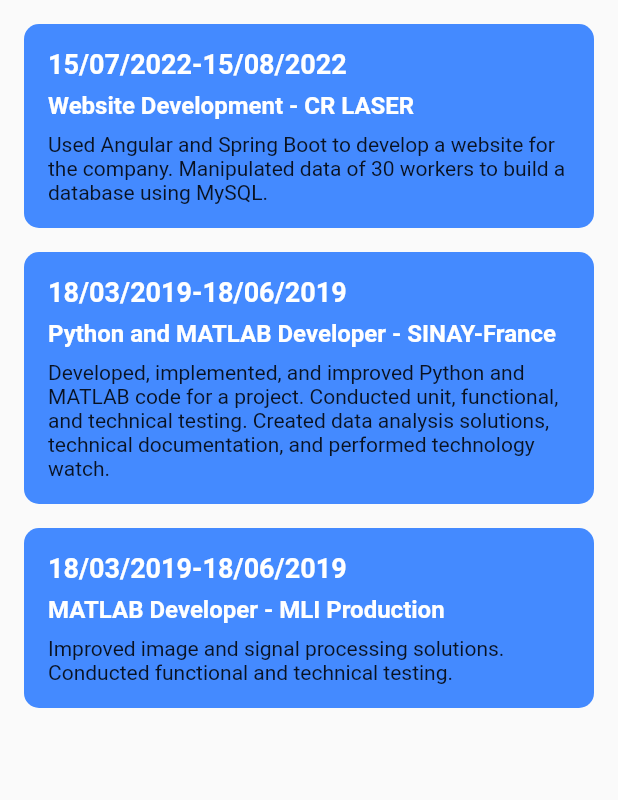
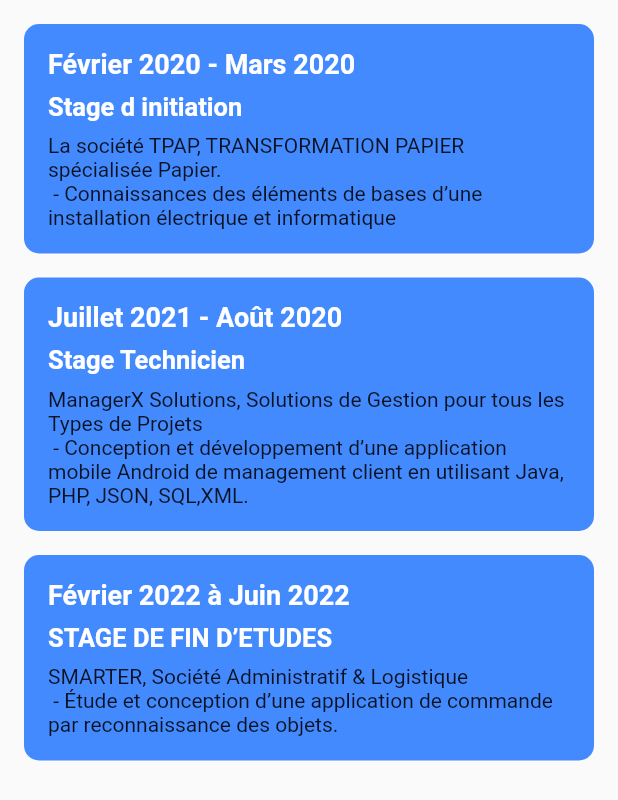
Before and after one commit to oussemanaffetyy/My-Cv-Firebase, a Flutter app: the Experience screen opened directly, on a phone screen of 412 x 824 dp. Shown: the top 800 px of the screen. Run offline on Flutter 3.47's test engine with Material 2 defaults, Android fonts, the phone set to English and light mode, and no system bars; our stand-ins replace easy_splash_screen, firebase_auth, firebase_core, font_awesome_flutter, google_maps_flutter, shared_preferences; accounts and stored records are empty.

Commit message:
code f 01

```diff
--- a/lib/pages/EducationPage.dart
+++ b/lib/pages/EducationPage.dart
@@ -4,8 +4,11 @@
   @override
   Widget build(BuildContext context) {
     return Scaffold(
+
       body: SingleChildScrollView(
+
         padding: const EdgeInsets.all(16.0),
+
         child: Column(
           crossAxisAlignment: CrossAxisAlignment.start,
           children: [
@@ -15,18 +18,18 @@
             ),
             const SizedBox(height: 16.0),
             _buildEducationItem(
-              '2021-PRESENT',
-              '2nd Year Computer Engineering - IIT',
+              '2023 - Master professionnel',
+              'Développement des Systèmes Informatiques et Réseaux (DSIR)',
             ),
             const SizedBox(height: 16.0),
             _buildEducationItem(
-              '2017-2019',
-              'Master in Applied Mathematics - FSS',
+              '2022 - License appliqué en technologie de l informatique',
+              'Embedded and mobile system',
             ),
             const SizedBox(height: 16.0),
             _buildEducationItem(
-              '2012-2017',
-              'Bachelor of Science in Mathematics - FSS',
+              '2019 - Baccalauréat',
+              'Baccalauréat En Informatique',
             ),
             const SizedBox(height: 32.0),
             const Text(
@@ -38,16 +41,7 @@
               'Computer Engineering',
               'Software Engineering, Decisional Informatics, Web Development, Deep Learning, Entrepreneurial Management',
             ),
-            const SizedBox(height: 16.0),
-            _buildSpecialtiesItem(
-              'Applied Mathematics',
-              'Image Processing, Signal Processing, Mathematical Morphology, Pattern Recognition, Audiovisual Production, Telecommunication',
-            ),
-            const SizedBox(height: 16.0),
-            _buildSpecialtiesItem(
-              'Mathematics',
-              'Probability, Statistics, Scientific Computation and Numerical Methods, Numerical Analysis, Linear Algebra, Integration and Differential Equations',
-            ),
+
           ],
         ),
       ),
--- a/lib/pages/ExperiencePage.dart
+++ b/lib/pages/ExperiencePage.dart
@@ -18,9 +18,10 @@
               child: Padding(
                 padding: const EdgeInsets.all(16.0),
                 child: _buildExperienceSection(
-                  '15/07/2022-15/08/2022',
-                  'Website Development - CR LASER',
-                  'Used Angular and Spring Boot to develop a website for the company. Manipulated data of 30 workers to build a database using MySQL.',
+                  'Février 2020 - Mars 2020',
+                  'Stage d initiation',
+                  'La société TPAP, TRANSFORMATION PAPIER spécialisée Papier.',
+                  ' - Connaissances des éléments de bases d’une installation électrique et informatique',
                 ),
               ),
             ),
@@ -33,9 +34,10 @@
               child: Padding(
                 padding: const EdgeInsets.all(16.0),
                 child: _buildExperienceSection(
-                  '18/03/2019-18/06/2019',
-                  'Python and MATLAB Developer - SINAY-France',
-                  'Developed, implemented, and improved Python and MATLAB code for a project. Conducted unit, functional, and technical testing. Created data analysis solutions, technical documentation, and performed technology watch.',
+                  'Juillet 2021 - Août 2020',
+                  'Stage Technicien',
+                  'ManagerX Solutions, Solutions de Gestion pour tous les Types de Projets',
+                  ' - Conception et développement d’une application mobile Android de management client en utilisant Java, PHP, JSON, SQL,XML.',
                 ),
               ),
             ),
@@ -48,9 +50,13 @@
               child: Padding(
                 padding: const EdgeInsets.all(16.0),
                 child: _buildExperienceSection(
-                  '18/03/2019-18/06/2019',
-                  'MATLAB Developer - MLI Production',
-                  'Improved image and signal processing solutions. Conducted functional and technical testing.',
+                  'Février 2022 à Juin 2022',
+                  'STAGE DE FIN D’ETUDES',
+                  'SMARTER, Société Administratif & Logistique',
+                  ' - Étude et conception d’une application de commande par reconnaissance des objets.'
+
+                  ,
+
                 ),
               ),
             ),
@@ -60,15 +66,16 @@
     );
   }
 
-  Widget _buildExperienceSection(String duration, String title, String description) {
+  Widget _buildExperienceSection(String duration, String title, String description, String s) {
     return Column(
       crossAxisAlignment: CrossAxisAlignment.start,
       children: [
         Text(duration, style: const TextStyle(fontSize: 18, fontWeight: FontWeight.bold, color: Colors.white)),
         const SizedBox(height: 8),
-        Text(title, style: const TextStyle(fontSize: 16, fontWeight: FontWeight.bold, color: Colors.white)),
+        Text(title, style: const TextStyle(fontSize: 17, fontWeight: FontWeight.bold, color: Colors.white)),
         const SizedBox(height: 8),
         Text(description),
+        Text(s)
       ],
     );
   }
--- a/lib/pages/homepage.dart
+++ b/lib/pages/homepage.dart
@@ -28,7 +28,7 @@
   }
 }
 
-List<Widget> pages = [cv(), EducationPage(), Experience(), skill(), MapPage()];
+List<Widget> pages = [cv(), EducationPage(), Experience(), Skill(), MapPage()];
 PageController _pageController = PageController(initialPage: 0);
 
 class BottomNavCustom extends StatefulWidget {
--- a/pubspec.yaml
+++ b/pubspec.yaml
@@ -47,6 +47,8 @@
   google_maps_flutter: ^2.1.1
   geolocator: ^7.6.2
   permission_handler: ^8.2.5
+  url_launcher: ^6.0.6
+  font_awesome_flutter: ^9.1.0
 
 dev_dependencies:
   flutter_test:
```
Also changed, not shown: lib/pages/cv.dart (+62 -4 lines), lib/pages/skillPage.dart (+96 -4 lines), pubspec.lock.
